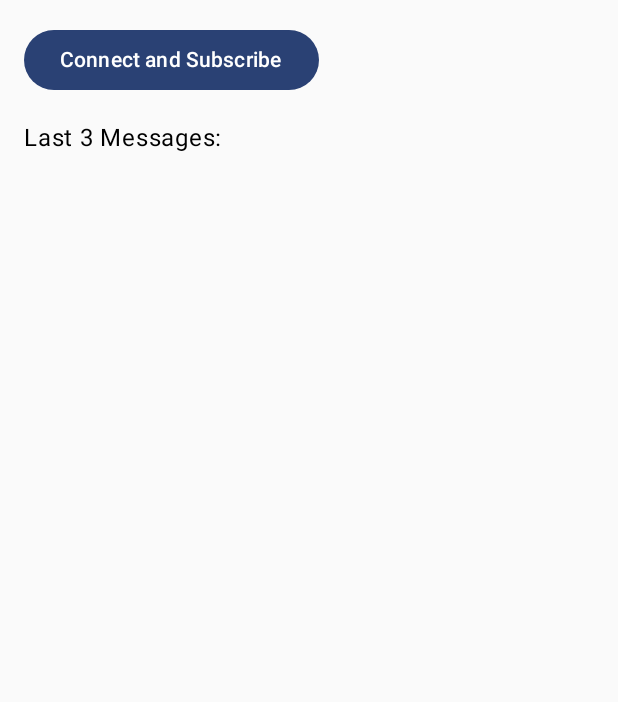
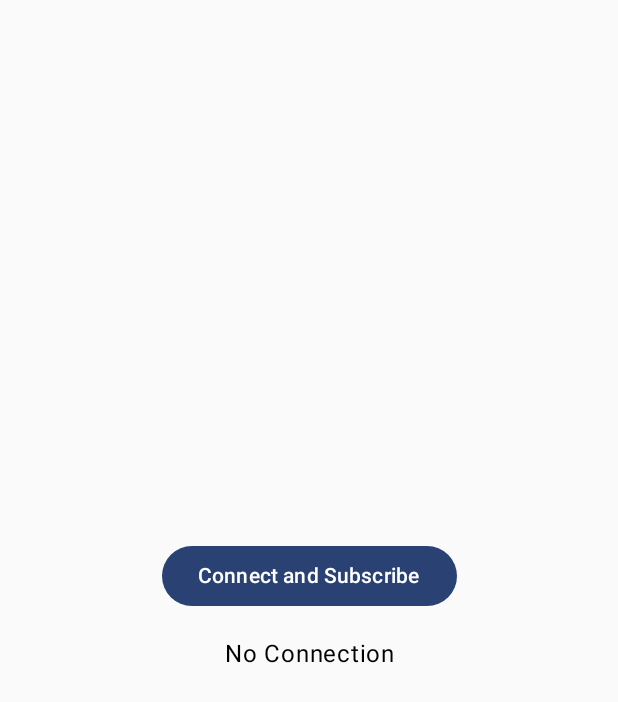
Before and after one commit to Mikokii/Wi-Fi-Alarm-System, an Android app built with Jetpack Compose: the screen it shows after launch (MainActivity), on a phone screen of 412 x 824 dp. Shown: the top 702 px of the screen. Run offline under Robolectric (Android 15) with nearby library versions, the phone set to English and light mode, and no system bars; libraries missing offline, so code that uses them is left out: com.hivemq.client.

Commit message:
Changed messages and centered

```diff
--- a/WiFi_Alarm_System_App/app/src/main/java/com/example/wifi_alarm_system/MainActivity.kt
+++ b/WiFi_Alarm_System_App/app/src/main/java/com/example/wifi_alarm_system/MainActivity.kt
@@ -15,6 +15,7 @@ import androidx.compose.runtime.getValue
 import androidx.compose.runtime.mutableStateOf
 import androidx.compose.runtime.remember
 import androidx.compose.runtime.setValue
+import androidx.compose.ui.Alignment
 import androidx.compose.ui.Modifier
 import androidx.compose.ui.unit.dp
 import com.example.wifi_alarm_system.ui.theme.WiFi_Alarm_SystemTheme
@@ -30,31 +31,46 @@ class MainActivity : ComponentActivity() {
                 var messages by remember { mutableStateOf(listOf<String>()) }
                 var connectionResult by remember { mutableStateOf("") }
 
-                Box(modifier = Modifier.fillMaxSize().padding(16.dp)){
-                    Column {
+                Box(modifier = Modifier.fillMaxSize().padding(16.dp), contentAlignment = Alignment.Center) {
+                    Column(horizontalAlignment = Alignment.CenterHorizontally) {
                         Button(onClick = {
                             // Connect and subscribe to the topic
                             connectionResult = connectionMaker.connectAndSubscribe { message ->
                                 // Update the list of messages
-                                messages = (messages + message).takeLast(3)
+                                messages = (messages + message).takeLast(5)
                             }
                             // Show the latest message in the notification
-                            service.showNotification(Counter.value)
+                            //service.showNotification(Counter.value)
                         }) {
                             Text(text = "Connect and Subscribe")
+                        }
+
+                        Spacer(modifier = Modifier.height(16.dp))
+
+                        if (connectionResult.isEmpty()) {
+                            Text(text = "No Connection")
                         }
 
                         // Display the connection result
                         if (connectionResult.isNotEmpty()) {
                             Text(text = "Connection Result: $connectionResult")
+                            Spacer(modifier = Modifier.height(16.dp))
+                            Text(text = "Last 5 Messages: (from newest)")
                         }
 
                         Spacer(modifier = Modifier.height(16.dp))
 
-                        // Display the last three messages
-                        Text(text = "Last 3 Messages:")
-                        messages.forEachIndexed { index, message ->
-                            Text(text = "${index + 1}: $message")
+                        // Display the last five messages
+                        messages.asReversed().forEach { message ->
+                            if (message.length >= 2) {
+                                val lastMovement = message[message.length - 2]
+                                if (lastMovement == '1') {
+                                    Text(text = "Movement detected")
+                                } else {
+                                    Text(text = "No movement detected")
+                                }
+                                val previousMovement = lastMovement
+                            }
                         }
                     }
                 }
```
